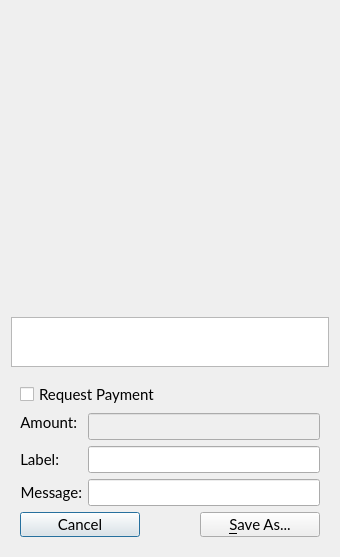
VeriConomy/vericoin, file src/qt/forms/qrcodedialog.ui: the form before one commit.
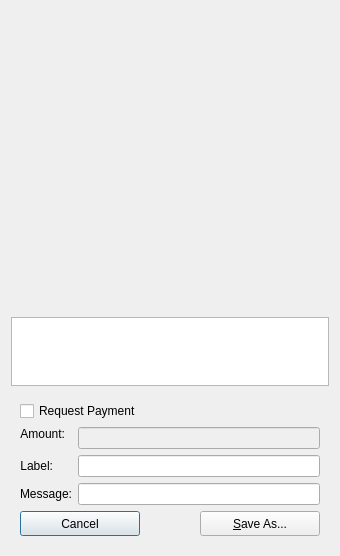
The form after the commit. Custom widgets are drawn as their Qt base class.

Commit message: more on mac fonts

What changed in the file:
```diff
--- a/src/qt/forms/qrcodedialog.ui
+++ b/src/qt/forms/qrcodedialog.ui
@@ -10,11 +10,6 @@
     <height>556</height>
    </rect>
   </property>
-  <property name="font">
-   <font>
-    <family>Lato</family>
-   </font>
-  </property>
   <property name="windowTitle">
    <string>QR Code Dialog</string>
   </property>
@@ -68,11 +63,6 @@
    </item>
    <item>
     <widget class="QWidget" name="widget" native="true">
-     <property name="font">
-      <font>
-       <pointsize>11</pointsize>
-      </font>
-     </property>
      <layout class="QVBoxLayout" name="verticalLayout_2">
       <item>
        <widget class="QCheckBox" name="chkReqPayment">
@@ -200,12 +190,6 @@
             <height>25</height>
            </size>
           </property>
-          <property name="font">
-           <font>
-            <family>Lato</family>
-            <pointsize>11</pointsize>
-           </font>
-          </property>
           <property name="text">
            <string>&amp;Save As...</string>
           </property>
```
The commit also changes 32 other files.
